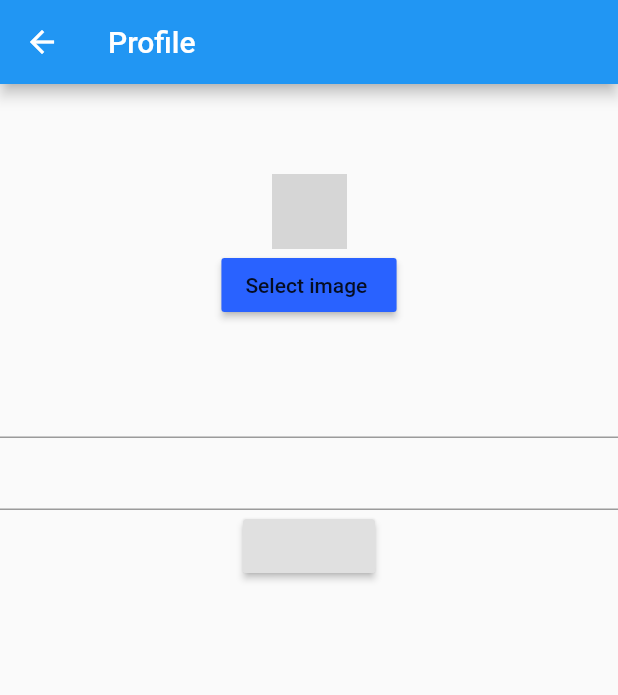
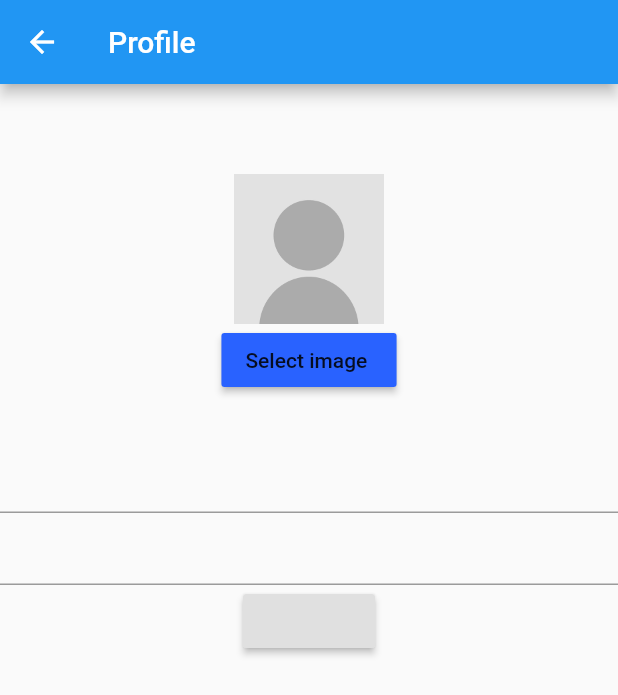
Before and after one commit to NSO-Elturki/Dutch_learning_app, a Flutter app: the ProfilePage screen opened directly, on a phone screen of 412 x 824 dp. Shown: the top 695 px of the screen. Run offline on Flutter 3.47's test engine with Material 2 defaults, Android fonts, the phone set to English and light mode, and no system bars; our stand-ins replace camera, firebase_auth, firebase_database, firebase_storage, image_picker; missing offline and left inert: firebase_ml_vision, translator; accounts and stored records are empty; grey boxes are pictures that could not be loaded.

```diff
--- a/dutch_learning_app/lib/UI/profilepage.dart
+++ b/dutch_learning_app/lib/UI/profilepage.dart
@@ -1,8 +1,12 @@
 import 'dart:io';
 
 import 'package:dutch_learning_app/db/databasehelper.dart';
+import 'package:flutter/cupertino.dart';
 import 'package:flutter/material.dart';
 import 'package:image_picker/image_picker.dart';
+import 'package:flutter/services.dart' show rootBundle;
+import 'package:path_provider/path_provider.dart';
+
 
 class ProfilePage extends StatefulWidget {
   @override
@@ -13,14 +17,16 @@ class ProfilePage extends StatefulWidget {
 }
 
 class ProfilePageState extends State<ProfilePage> {
-  File _image = File('images/profile.png');
+//  File _image = File('images/profile.png');
+  var _image;
+
 
   TextEditingController insertName = new TextEditingController();
   TextEditingController insertCity = new TextEditingController();
   DatabaseHelper db;
 
   Future getImage() async {
-    var image = await ImagePicker.pickImage(source: ImageSource.camera);
+    var image = await ImagePicker.pickImage(source: ImageSource.gallery);
 
     setState(() {
       _image = image;
@@ -64,10 +70,7 @@ class ProfilePageState extends State<ProfilePage> {
         child: Column(
           children: <Widget>[
             new Padding(padding: EdgeInsets.all(30.0)),
-            Image.file(
-              _image,
-              height: 50.0,
-            ),
+            image(),
             RaisedButton(
               child: new Text('Select image '),
               color: Colors.blueAccent[700],
@@ -90,4 +93,35 @@ class ProfilePageState extends State<ProfilePage> {
       ),
     );
   }
+
+
+
+
+  Widget image(){
+
+    if(this._image == null){
+
+      setState(() {
+
+        this._image =  getImageFileFromAssets('images/profile.png');
+      });
+
+      return Image.asset('images/profile.png',
+      height: 100.0
+      );
+
+    }else{
+
+      return Image.file(_image,
+      height: 100.0);
+    }
+  }
+  getImageFileFromAssets(String path) async {
+    final byteData = await rootBundle.load('assets/$path');
+
+    final file = File('${(await getTemporaryDirectory()).path}/$path');
+    await file.writeAsBytes(byteData.buffer.asUint8List(byteData.offsetInBytes, byteData.lengthInBytes));
+
+    return file;
+  }
 }
```
Also changed, not shown: dutch_learning_app/lib/UI/camera.dart (+13 -0 lines), dutch_learning_app/lib/UI/quizpage.dart (+32 -0 lines), dutch_learning_app/lib/UI/ranking.dart (added, +96 -0 lines), dutch_learning_app/lib/db/databasehelper.dart (+34 -2 lines), 1 other file.
